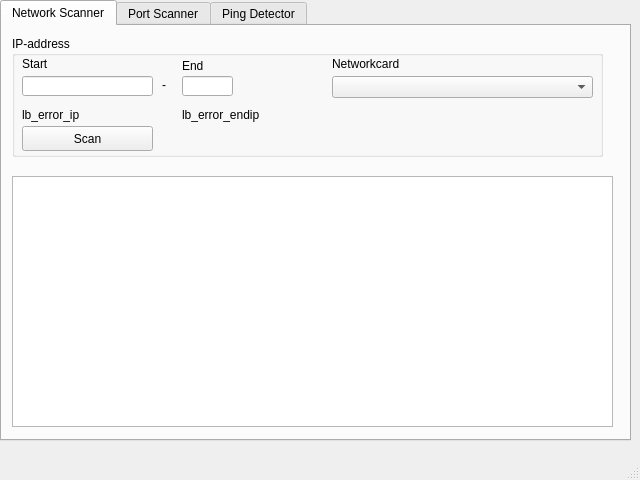
First picture: the form in src/resources/ui/main.ui, repository jebr/network-monitoring, before the edit.
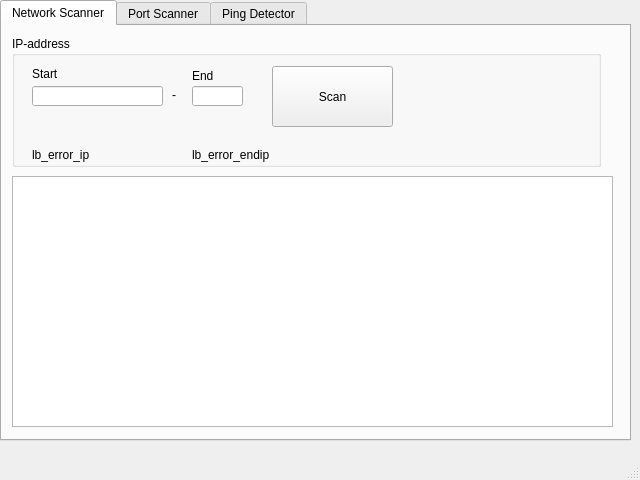
Second picture: the form after the edit. The open tabs and pages were chosen to show the change.

Commit message: [fixed] portscan and networkscan

Patch:
```diff
--- a/src/resources/ui/main.ui
+++ b/src/resources/ui/main.ui
@@ -35,8 +35,8 @@
        <rect>
         <x>10</x>
         <y>10</y>
-        <width>591</width>
-        <height>121</height>
+        <width>589</width>
+        <height>131</height>
        </rect>
       </property>
       <property name="title">
@@ -45,8 +45,8 @@
       <widget class="QLineEdit" name="line_ipaddress">
        <property name="geometry">
         <rect>
-         <x>10</x>
-         <y>40</y>
+         <x>20</x>
+         <y>50</y>
          <width>131</width>
          <height>20</height>
         </rect>
@@ -55,21 +55,11 @@
         <number>15</number>
        </property>
       </widget>
-      <widget class="QComboBox" name="combo_networkcard">
-       <property name="geometry">
-        <rect>
-         <x>320</x>
-         <y>40</y>
-         <width>261</width>
-         <height>22</height>
-        </rect>
-       </property>
-      </widget>
       <widget class="QLabel" name="lb_start_ip">
        <property name="geometry">
         <rect>
-         <x>10</x>
-         <y>20</y>
+         <x>20</x>
+         <y>30</y>
          <width>101</width>
          <height>16</height>
         </rect>
@@ -81,8 +71,8 @@
       <widget class="QLabel" name="lb_ip_end">
        <property name="geometry">
         <rect>
-         <x>170</x>
-         <y>20</y>
+         <x>180</x>
+         <y>30</y>
          <width>81</width>
          <height>20</height>
         </rect>
@@ -91,24 +81,11 @@
         <string>End</string>
        </property>
       </widget>
-      <widget class="QLabel" name="lb_networkcard">
-       <property name="geometry">
-        <rect>
-         <x>320</x>
-         <y>20</y>
-         <width>101</width>
-         <height>16</height>
-        </rect>
-       </property>
-       <property name="text">
-        <string>Networkcard</string>
-       </property>
-      </widget>
       <widget class="QLineEdit" name="line_end_ip">
        <property name="geometry">
         <rect>
-         <x>170</x>
-         <y>40</y>
+         <x>180</x>
+         <y>50</y>
          <width>51</width>
          <height>20</height>
         </rect>
@@ -123,8 +100,8 @@
       <widget class="QLabel" name="label">
        <property name="geometry">
         <rect>
-         <x>150</x>
-         <y>40</y>
+         <x>160</x>
+         <y>50</y>
          <width>21</width>
          <height>17</height>
         </rect>
@@ -133,27 +110,11 @@
         <string>-</string>
        </property>
       </widget>
-      <widget class="QPushButton" name="pb_start_nwscan">
-       <property name="geometry">
-        <rect>
-         <x>10</x>
-         <y>90</y>
-         <width>131</width>
-         <height>25</height>
-        </rect>
-       </property>
-       <property name="text">
-        <string>Scan</string>
-       </property>
-       <property name="shortcut">
-        <string>Return</string>
-       </property>
-      </widget>
       <widget class="QLabel" name="lb_error_ip">
        <property name="geometry">
         <rect>
-         <x>10</x>
-         <y>70</y>
+         <x>20</x>
+         <y>110</y>
          <width>161</width>
          <height>17</height>
         </rect>
@@ -165,8 +126,8 @@
       <widget class="QLabel" name="lb_error_endip">
        <property name="geometry">
         <rect>
-         <x>170</x>
-         <y>70</y>
+         <x>180</x>
+         <y>110</y>
          <width>311</width>
          <height>17</height>
         </rect>
@@ -175,6 +136,22 @@
         <string>lb_error_endip</string>
        </property>
       </widget>
+      <widget class="QPushButton" name="pb_start_nwscan">
+       <property name="geometry">
+        <rect>
+         <x>260</x>
+         <y>30</y>
+         <width>121</width>
+         <height>61</height>
+        </rect>
+       </property>
+       <property name="text">
+        <string>Scan</string>
+       </property>
+       <property name="shortcut">
+        <string>Return</string>
+       </property>
+      </widget>
      </widget>
      <widget class="QTableWidget" name="table_networkscan">
       <property name="geometry">
```
Left out of the diff: 15 changed lines with no effect on the pictures. The commit also changes 1 other file.
